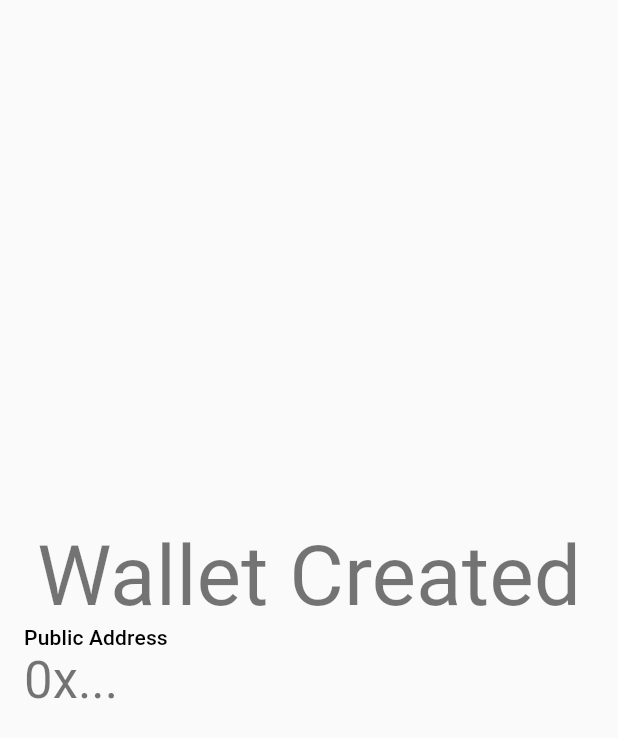
After one commit to anubhavbagri/connect-CryptoWallet, a Flutter app: the screen it shows after launch, after a tap on "Create Wallet", on a phone screen of 412 x 824 dp. The commit adds this screen. Shown: the top 738 px of the screen. Run offline on Flutter 3.47's test engine with Material 2 defaults, Android fonts, the phone set to English and light mode, and no system bars; our stand-ins replace shared_preferences; missing offline and left inert: walletconnect_dart, web3dart; statements that could not run were skipped.

Commit message:
feat: Create wallet feature implemented

```diff
--- a/lib/views/home_page.dart
+++ b/lib/views/home_page.dart
@@ -1,7 +1,13 @@
+import 'dart:math';
+
 import 'package:flutter/material.dart';
 import 'package:wallet_test/data/ethereum_connector.dart';
 import 'package:wallet_test/data/repo/wallet_connector.dart';
 import 'package:wallet_test/views/wallet.dart';
+import 'package:wallet_test/views/wallet_created.dart';
+import 'package:web3dart/web3dart.dart';
+import 'package:shared_preferences/shared_preferences.dart';
+import 'package:web3dart/crypto.dart';
 
 enum ConnectionState {
   disconnected,
@@ -19,6 +25,11 @@ class HomePage extends StatefulWidget {
 }
 
 class _HomePageState extends State<HomePage> {
+  late Credentials cred;
+  late EthereumAddress address;
+  EtherAmount? balance;
+  // late final SharedPreferences _prefs;
+  final Future<SharedPreferences> _prefs = SharedPreferences.getInstance();
   WalletConnector connector = EthereumConnector();
   ConnectionState _state = ConnectionState.disconnected;
 
@@ -61,6 +72,12 @@ class _HomePageState extends State<HomePage> {
                   onPressed: _transactionStateToAction(state: _state),
                   child: Text(
                     _transactionStateToString(state: _state),
+                  ),
+                ),
+                ElevatedButton(
+                  onPressed: createWallet,
+                  child: Text(
+                    "Create Wallet",
                   ),
                 ),
               ],
@@ -121,4 +138,45 @@ class _HomePageState extends State<HomePage> {
       ),
     );
   }
+
+  void _openCreatedWalletPage() {
+    Navigator.of(context).push(
+      MaterialPageRoute(
+        builder: (context) => WalletCreatedPage(connector: connector),
+      ),
+    );
+  }
+
+  void createWallet() async {
+    cred = generateRandomAccount();
+    address = await cred.extractAddress();
+    cred.extractAddress();
+    print(address);
+    _openCreatedWalletPage();
+  }
+
+  //GENERATE RANDOM WALLET
+  Credentials generateRandomAccount() {
+    // print(Random.secure());
+    final cred = EthPrivateKey.createRandom(Random.secure());
+
+    final key = bytesToHex(
+      cred.privateKey,
+      padToEvenLength: true,
+    );
+
+    setPrivateKey(key);
+
+    return cred;
+  }
+
+  void setPrivateKey(key) async {
+    final SharedPreferences prefs = await _prefs;
+    prefs.setString('privateKey', key);
+  }
+
+  void getPrivateKey(key) async {
+    final SharedPreferences prefs = await _prefs;
+    prefs.getString('privateKey') ?? '';
+  }
 }
--- /dev/null
+++ b/lib/views/wallet_created.dart
@@ -0,0 +1,53 @@
+import 'package:flutter/material.dart';
+import 'package:flutter/src/widgets/container.dart';
+import 'package:flutter/src/widgets/framework.dart';
+import 'package:wallet_test/data/repo/wallet_connector.dart';
+
+class WalletCreatedPage extends StatelessWidget {
+  const WalletCreatedPage({super.key, required WalletConnector connector});
+
+  @override
+  Widget build(BuildContext context) {
+    return Scaffold(
+      body: Padding(
+        padding: const EdgeInsets.all(16.0),
+        child: Column(
+          crossAxisAlignment: CrossAxisAlignment.center,
+          mainAxisAlignment: MainAxisAlignment.center,
+          children: [
+            SizedBox(height: 0.5),
+            Text(
+              'Wallet Created',
+              style: Theme.of(context).textTheme.headline2,
+            ),
+            Row(
+              mainAxisAlignment: MainAxisAlignment.spaceBetween,
+              children: [
+                //Data info
+                Expanded(
+                  child: Column(
+                    crossAxisAlignment: CrossAxisAlignment.start,
+                    children: <Widget>[
+                      Text(
+                        'Public Address',
+                        // style: Theme.of(context).textTheme.overline,
+                        style: Theme.of(context).textTheme.subtitle2,
+                      ),
+                      SizedBox(height: 0.5),
+                      Text(
+                        '0x...',
+                        style: Theme.of(context).textTheme.headline4,
+                        maxLines: 1,
+                        overflow: TextOverflow.ellipsis,
+                      ),
+                    ],
+                  ),
+                ),
+              ],
+            ),
+          ],
+        ),
+      ),
+    );
+  }
+}
--- a/pubspec.yaml
+++ b/pubspec.yaml
@@ -45,6 +45,7 @@ dependencies:
   # The following adds the Cupertino Icons font to your application.
   # Use with the CupertinoIcons class for iOS style icons.
   cupertino_icons: ^1.0.2
+  shared_preferences: ^2.0.15
 
 dev_dependencies:
   flutter_test:
```
Also changed, not shown: pubspec.lock.
